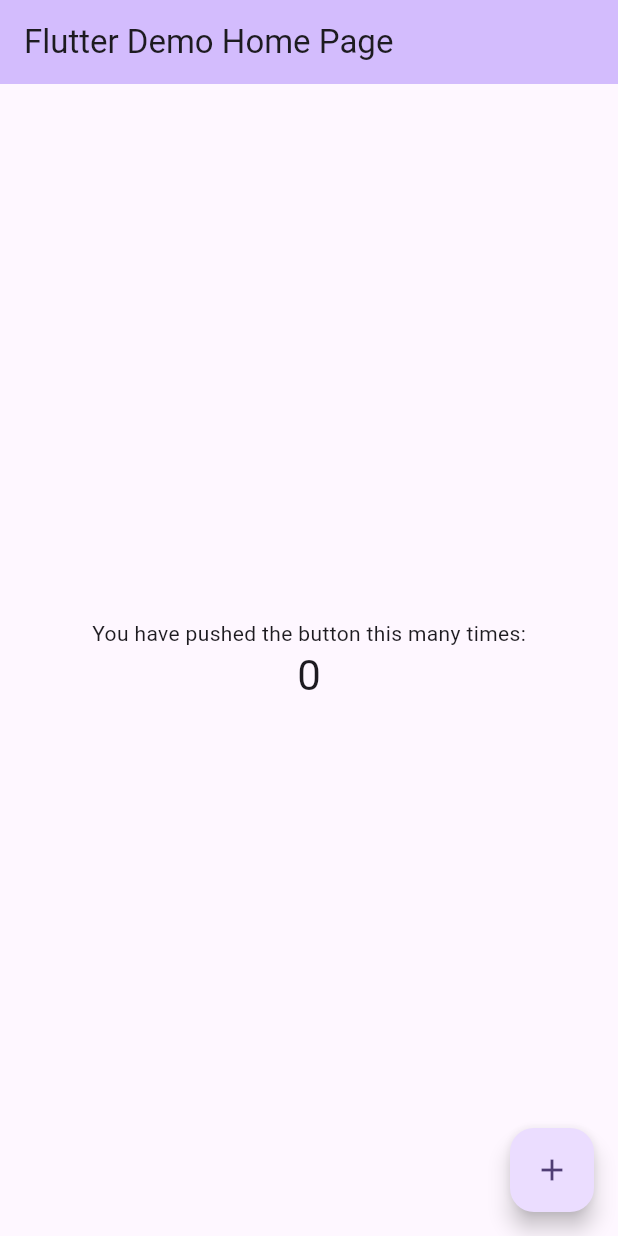
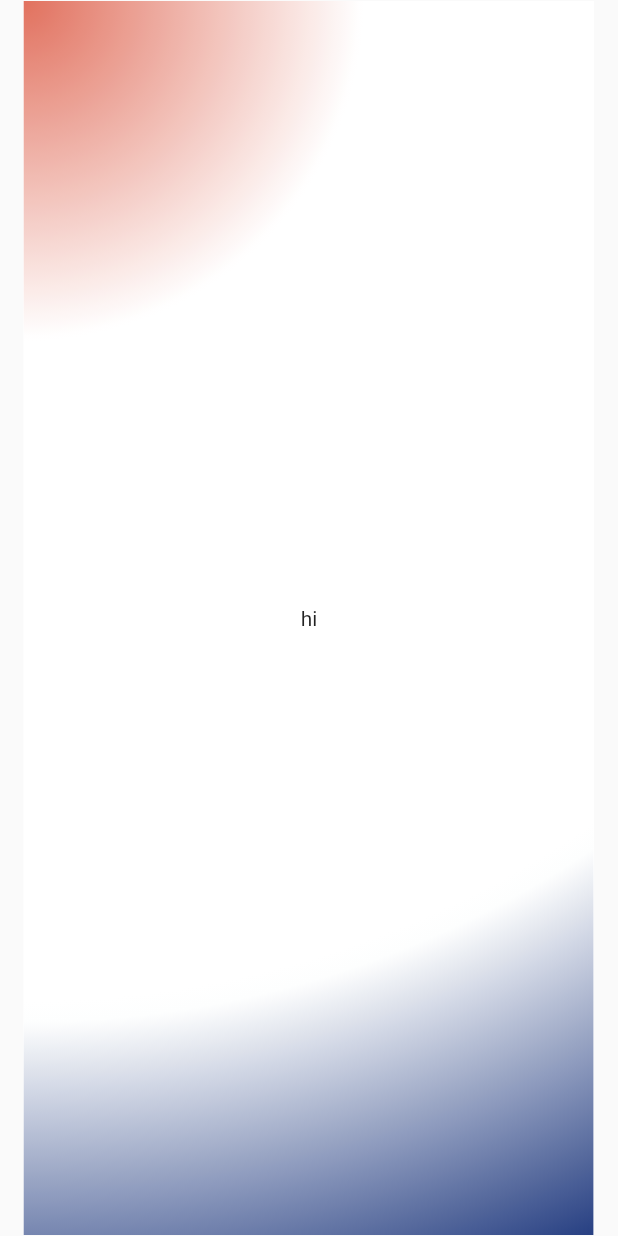
Before and after one commit to g9191hc/question_star, a Flutter app: the screen it shows after launch, on a phone screen of 412 x 824 dp. Run offline on Flutter 3.47's test engine with Material 2 defaults, Android fonts, the phone set to English and light mode, and no system bars; our stand-ins replace flutter_svg, flutter_svg_provider.

Commit message:
스플래시화면 SVG 배경 적용

```diff
--- /dev/null
+++ b/lib/common/layout/default_layout.dart
@@ -0,0 +1,17 @@
+import 'package:flutter/material.dart';
+
+class DefaultLayout extends StatelessWidget {
+  final Widget body;
+
+  const DefaultLayout({
+    super.key,
+    required this.body,
+  });
+
+  @override
+  Widget build(BuildContext context) {
+    return Scaffold(
+      body: body,
+    );
+  }
+}
--- /dev/null
+++ b/lib/common/view/splash_screen.dart
@@ -0,0 +1,30 @@
+import 'package:flutter/material.dart';
+import 'package:flutter_svg/flutter_svg.dart';
+import 'package:question_star/common/layout/default_layout.dart';
+import 'package:flutter_svg_provider/flutter_svg_provider.dart' as svgProvider;
+
+class SplashScreen extends StatelessWidget {
+  const SplashScreen({super.key});
+
+  @override
+  Widget build(BuildContext context) {
+    return DefaultLayout(
+      body: Container(
+        decoration: BoxDecoration(
+          image: DecorationImage(
+            image: svgProvider.Svg('asset/image/splash/splash_background.svg'),
+            fit: BoxFit.cover,
+          ),
+        ),
+        child: Center(
+          child: Column(
+            mainAxisAlignment: MainAxisAlignment.center,
+            children: [
+              Text("hi"),
+            ],
+          ),
+        ),
+      ),
+    );
+  }
+}
--- a/lib/main.dart
+++ b/lib/main.dart
@@ -1,125 +1,18 @@
 import 'package:flutter/material.dart';
 
+import 'common/view/splash_screen.dart';
+
 void main() {
-  runApp(const MyApp());
+  runApp(_App());
 }
 
-class MyApp extends StatelessWidget {
-  const MyApp({super.key});
+class _App extends StatelessWidget {
+  const _App({super.key});
 
-  // This widget is the root of your application.
   @override
   Widget build(BuildContext context) {
     return MaterialApp(
-      title: 'Flutter Demo',
-      theme: ThemeData(
-        // This is the theme of your application.
-        //
-        // TRY THIS: Try running your application with "flutter run". You'll see
-        // the application has a blue toolbar. Then, without quitting the app,
-        // try changing the seedColor in the colorScheme below to Colors.green
-        // and then invoke "hot reload" (save your changes or press the "hot
-        // reload" button in a Flutter-supported IDE, or press "r" if you used
-        // the command line to start the app).
-        //
-        // Notice that the counter didn't reset back to zero; the application
-        // state is not lost during the reload. To reset the state, use hot
-        // restart instead.
-        //
-        // This works for code too, not just values: Most code changes can be
-        // tested with just a hot reload.
-        colorScheme: ColorScheme.fromSeed(seedColor: Colors.deepPurple),
-        useMaterial3: true,
-      ),
-      home: const MyHomePage(title: 'Flutter Demo Home Page'),
+      home: SplashScreen(),
     );
   }
 }
-
-class MyHomePage extends StatefulWidget {
-  const MyHomePage({super.key, required this.title});
-
-  // This widget is the home page of your application. It is stateful, meaning
-  // that it has a State object (defined below) that contains fields that affect
-  // how it looks.
-
-  // This class is the configuration for the state. It holds the values (in this
-  // case the title) provided by the parent (in this case the App widget) and
-  // used by the build method of the State. Fields in a Widget subclass are
-  // always marked "final".
-
-  final String title;
-
-  @override
-  State<MyHomePage> createState() => _MyHomePageState();
-}
-
-class _MyHomePageState extends State<MyHomePage> {
-  int _counter = 0;
-
-  void _incrementCounter() {
-    setState(() {
-      // This call to setState tells the Flutter framework that something has
-      // changed in this State, which causes it to rerun the build method below
-      // so that the display can reflect the updated values. If we changed
-      // _counter without calling setState(), then the build method would not be
-      // called again, and so nothing would appear to happen.
-      _counter++;
-    });
-  }
-
-  @override
-  Widget build(BuildContext context) {
-    // This method is rerun every time setState is called, for instance as done
-    // by the _incrementCounter method above.
-    //
-    // The Flutter framework has been optimized to make rerunning build methods
-    // fast, so that you can just rebuild anything that needs updating rather
-    // than having to individually change instances of widgets.
-    return Scaffold(
-      appBar: AppBar(
-        // TRY THIS: Try changing the color here to a specific color (to
-        // Colors.amber, perhaps?) and trigger a hot reload to see the AppBar
-        // change color while the other colors stay the same.
-        backgroundColor: Theme.of(context).colorScheme.inversePrimary,
-        // Here we take the value from the MyHomePage object that was created by
-        // the App.build method, and use it to set our appbar title.
-        title: Text(widget.title),
-      ),
-      body: Center(
-        // Center is a layout widget. It takes a single child and positions it
-        // in the middle of the parent.
-        child: Column(
-          // Column is also a layout widget. It takes a list of children and
-          // arranges them vertically. By default, it sizes itself to fit its
-          // children horizontally, and tries to be as tall as its parent.
-          //
-          // Column has various properties to control how it sizes itself and
-          // how it positions its children. Here we use mainAxisAlignment to
-          // center the children vertically; the main axis here is the vertical
-          // axis because Columns are vertical (the cross axis would be
-          // horizontal).
-          //
-          // TRY THIS: Invoke "debug painting" (choose the "Toggle Debug Paint"
-          // action in the IDE, or press "p" in the console), to see the
-          // wireframe for each widget.
-          mainAxisAlignment: MainAxisAlignment.center,
-          children: <Widget>[
-            const Text(
-              'You have pushed the button this many times:',
-            ),
-            Text(
-              '$_counter',
-              style: Theme.of(context).textTheme.headlineMedium,
-            ),
-          ],
-        ),
-      ),
-      floatingActionButton: FloatingActionButton(
-        onPressed: _incrementCounter,
-        tooltip: 'Increment',
-        child: const Icon(Icons.add),
-      ), // This trailing comma makes auto-formatting nicer for build methods.
-    );
-  }
-}
--- a/pubspec.yaml
+++ b/pubspec.yaml
@@ -36,6 +36,8 @@ dependencies:
   # Use with the CupertinoIcons class for iOS style icons.
   cupertino_icons: ^1.0.2
   flutter_riverpod: ^2.3.6
+  flutter_svg: ^2.0.7
+  flutter_svg_provider: ^1.0.4
 
 dev_dependencies:
   flutter_test:
@@ -59,6 +61,8 @@ flutter:
   # the material Icons class.
   uses-material-design: true
 
+  assets:
+    - asset/image/splash/
   # To add assets to your application, add an assets section, like this:
   # assets:
   #   - images/a_dot_burr.jpeg
```
Also changed, not shown: asset/image/splash/splash_background.svg (added), pubspec.lock.
